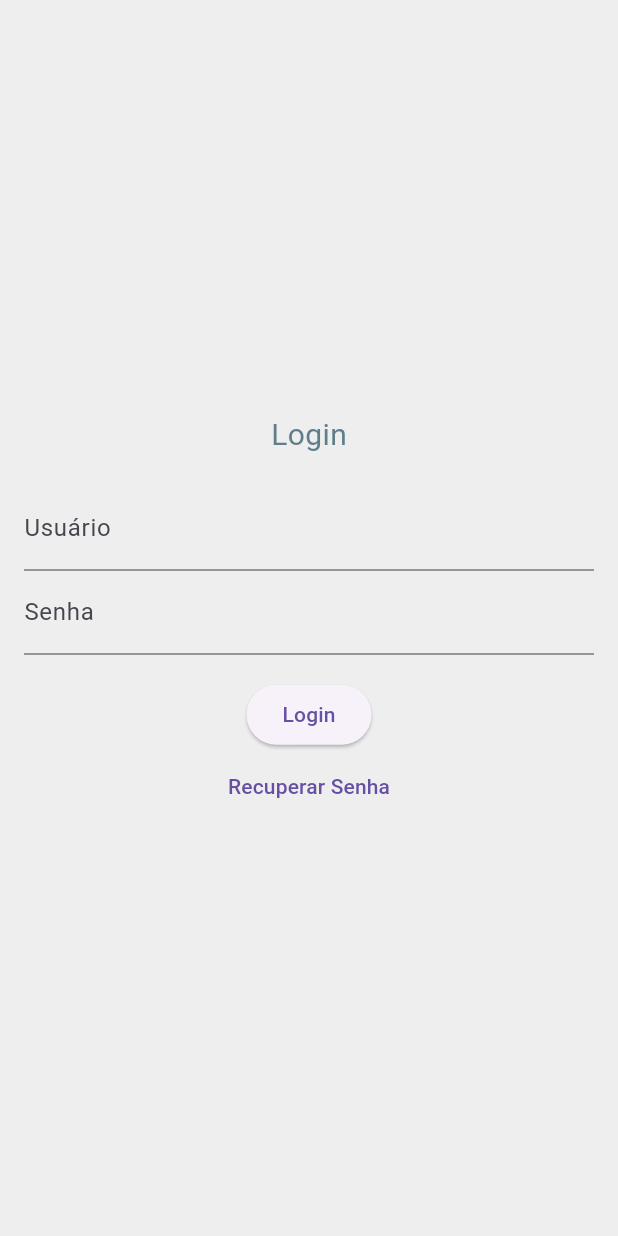
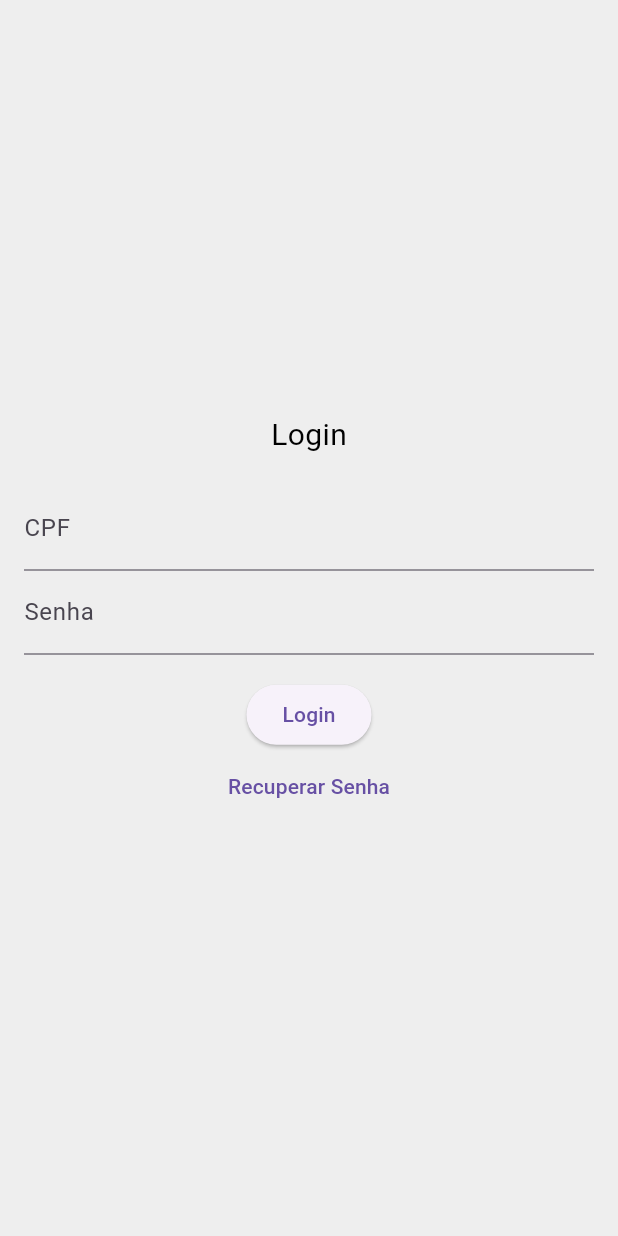
Before and after one commit to andressateixeira13/projeto_mobile, a Flutter app: the screen it shows after launch, on a phone screen of 412 x 824 dp. Run offline on Flutter 3.47's test engine with Material 3 defaults, Android fonts, the phone set to English and light mode, and no system bars; our stand-ins replace image_picker, shared_preferences.

Commit message:
entrega 2

```diff
--- /dev/null
+++ b/lib/auth_service.dart
@@ -0,0 +1,27 @@
+import 'dart:convert';
+import 'package:http/http.dart' as http;
+import 'package:shared_preferences/shared_preferences.dart';
+
+class AuthService {
+  final String baseUrl = "http://10.0.2.2:8080";
+
+  Future<void> login(String cpf, String senha) async {
+    final response = await http.post(
+      Uri.parse('$baseUrl/login'),
+      headers: {'Content-Type': 'application/json'},
+      body: json.encode({'cpf': cpf, 'senha': senha}),
+    );
+
+    if (response.statusCode == 200) {
+      final Map<String, dynamic> responseData = json.decode(response.body);
+      final String token = responseData['token'];
+      final String cpfFromResponse = responseData['cpf'];
+
+      final SharedPreferences prefs = await SharedPreferences.getInstance();
+      await prefs.setString('token', token);
+      await prefs.setString('cpf', cpfFromResponse);
+    } else {
+      throw Exception('Failed to login');
+    }
+  }
+}
--- a/lib/login_page.dart
+++ b/lib/login_page.dart
@@ -1,8 +1,44 @@
 import 'package:flutter/material.dart';
 import 'activity_list_page.dart';
 import 'password_recovery_page.dart';
+import 'auth_service.dart';
 
-class LoginPage extends StatelessWidget {
+class LoginPage extends StatefulWidget {
+  @override
+  _LoginPageState createState() => _LoginPageState();
+}
+
+class _LoginPageState extends State<LoginPage> {
+  final TextEditingController _cpfController = TextEditingController();
+  final TextEditingController _senhaController = TextEditingController();
+  final AuthService _authService = AuthService();
+  bool _isLoading = false;
+  String _errorMessage = '';
+
+  void _login() async {
+    setState(() {
+      _isLoading = true;
+      _errorMessage = '';
+    });
+
+    final String cpf = _cpfController.text;
+    final String senha = _senhaController.text;
+
+    try {
+      await _authService.login(cpf, senha);
+
+      Navigator.pushReplacement(
+        context,
+        MaterialPageRoute(builder: (context) => ActivityListPage()),
+      );
+    } catch (e) {
+      setState(() {
+        _errorMessage = 'Login falhou. Verifique suas credenciais.';
+        _isLoading = false;
+      });
+    }
+  }
+
   @override
   Widget build(BuildContext context) {
     return Scaffold(
@@ -15,26 +51,34 @@ class LoginPage extends StatelessWidget {
             children: [
               Text(
                 'Login',
-                style: TextStyle(fontSize: 20, color: Colors.blueGrey),
+                style: TextStyle(fontSize: 20, color: Colors.black),
               ),
-              SizedBox(height: 20,),
+              SizedBox(height: 20),
               TextField(
-                decoration: InputDecoration(labelText: 'Usuário'),
+                controller: _cpfController,
+                decoration: InputDecoration(labelText: 'CPF'),
               ),
               TextField(
+                controller: _senhaController,
                 decoration: InputDecoration(labelText: 'Senha'),
                 obscureText: true,
               ),
               SizedBox(height: 16),
-              ElevatedButton(
-                onPressed: () {
-                  Navigator.pushReplacement(
-                    context,
-                    MaterialPageRoute(builder: (context) => ActivityListPage()),
-                  );
-                },
-                child: Text('Login'),
-              ),
+              if (_isLoading)
+                CircularProgressIndicator()
+              else
+                ElevatedButton(
+                  onPressed: _login,
+                  child: Text('Login'),
+                ),
+              if (_errorMessage.isNotEmpty)
+                Padding(
+                  padding: const EdgeInsets.all(8.0),
+                  child: Text(
+                    _errorMessage,
+                    style: TextStyle(color: Colors.red),
+                  ),
+                ),
               TextButton(
                 onPressed: () {
                   Navigator.push(
--- a/lib/update_activity_page.dart
+++ b/lib/update_activity_page.dart
@@ -6,8 +6,9 @@ import 'package:projeto_mobile/activity.dart';
 
 class UpdateActivityPage extends StatefulWidget {
   final String activityName;
+  final Activity activity; // Adicionado para receber o objeto Activity
 
-  UpdateActivityPage({required this.activityName, required Activity activity});
+  UpdateActivityPage({required this.activityName, required this.activity}); // Atualizado
 
   @override
   _UpdateActivityPageState createState() => _UpdateActivityPageState();
--- a/pubspec.yaml
+++ b/pubspec.yaml
@@ -14,6 +14,7 @@ dependencies:
   http: ^1.2.1
   provider: ^6.0.3
   image_picker: ^0.8.4+4
+  shared_preferences: ^2.0.16
 
 dev_dependencies:
   flutter_test:
```
Also changed, not shown: lib/activity.dart (+26 -14 lines), lib/activity_details_page.dart (+5 -5 lines), lib/activity_list_page.dart (+55 -12 lines), lib/activity_service.dart (added, +32 -0 lines), lib/user_session.dart (added, +19 -0 lines), pubspec.lock.
